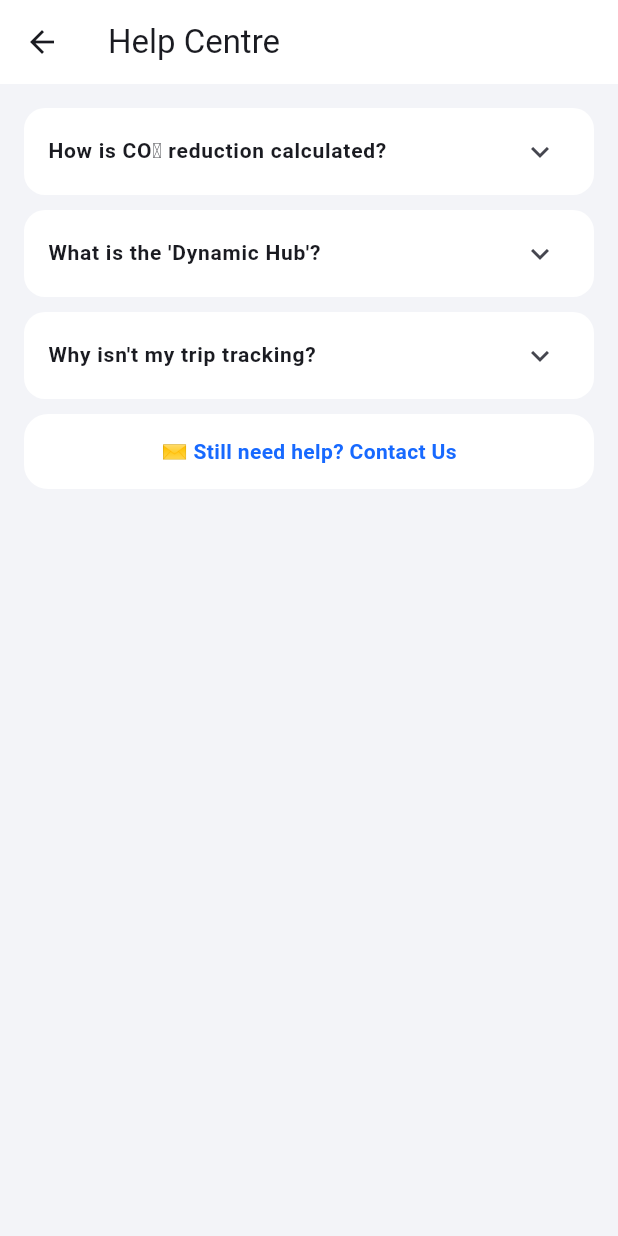
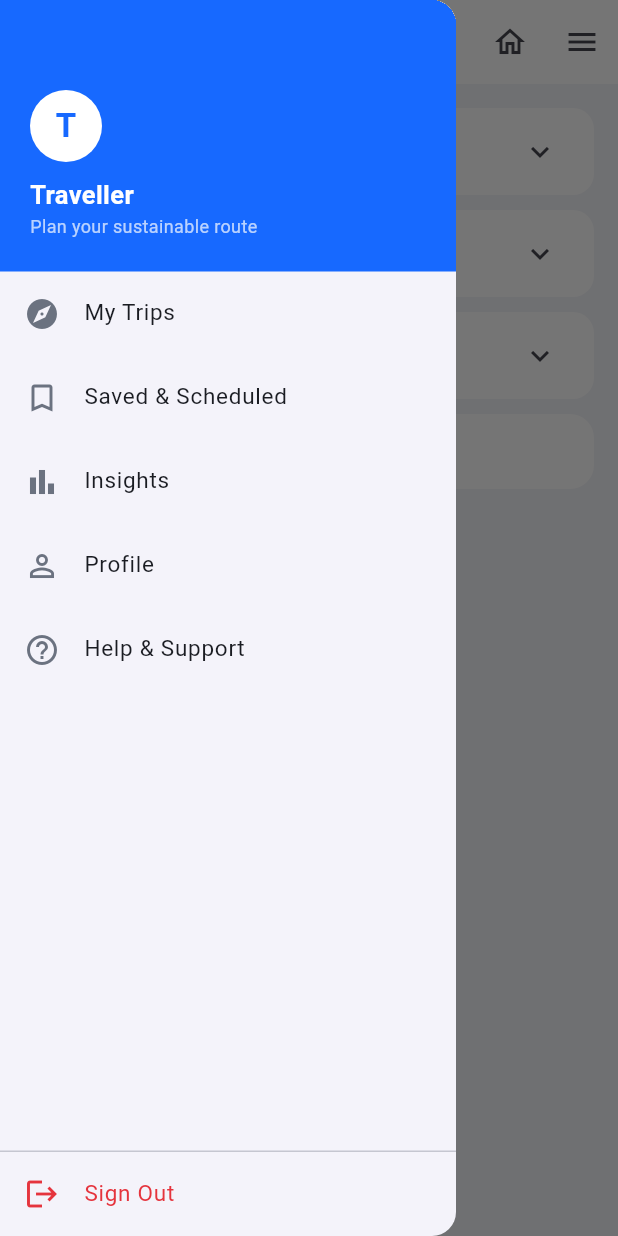
Before and after one commit to irasiii/Travelly, a Flutter app: the HelpScreen screen opened directly, with the side drawer open (before the commit the screen has no drawer), on a phone screen of 412 x 824 dp. Run offline on Flutter 3.47's test engine with Material 3 defaults, Android fonts, the phone set to English and light mode, and no system bars; our stand-ins replace flutter_map, geolocator, hive_flutter, latlong2, shared_preferences; accounts and stored records are empty; network calls fail.

Commit message:
Navigation: burger menu (drawer) + Home button on every screen for easy access to the menu and one-tap return to the landing page

```diff
--- a/lib/screens/details.dart
+++ b/lib/screens/details.dart
@@ -8,6 +8,7 @@ import '../main.dart';
 import '../db.dart';
 import '../models.dart';
 import '../services.dart';
+import 'extras.dart';
 
 class _Step {
   final String icon, title, detail;
@@ -123,7 +124,8 @@ class _TripDetailsScreenState extends State<TripDetailsScreen> {
     final t = app.timesFor(r);
     final pts = r.points;
     return Scaffold(
-      appBar: AppBar(title: const Text('Trip Details'), backgroundColor: Colors.white),
+      appBar: AppBar(title: const Text('Trip Details'), backgroundColor: Colors.white, actions: menuActions(context)),
+      drawer: const AppDrawer(),
       body: Column(children: [
         SizedBox(
           height: MediaQuery.of(context).size.height * 0.28,
--- a/lib/screens/extras.dart
+++ b/lib/screens/extras.dart
@@ -6,6 +6,22 @@ import 'package:intl/intl.dart';
 
 const _ink = Color(0xFF1A1C22);
 const _muted = Color(0xFF6B7280);
+
+/// Home + Menu actions for every screen's AppBar.
+List<Widget> menuActions(BuildContext context) => [
+      IconButton(
+        icon: const Icon(Icons.home_outlined),
+        tooltip: 'Home',
+        onPressed: () => Navigator.popUntil(context, (r) => r.isFirst),
+      ),
+      Builder(
+        builder: (ctx) => IconButton(
+          icon: const Icon(Icons.menu),
+          tooltip: 'Menu',
+          onPressed: () => Scaffold.of(ctx).openDrawer(),
+        ),
+      ),
+    ];
 
 class AppDrawer extends StatelessWidget {
   const AppDrawer({super.key});
@@ -58,7 +74,8 @@ class TripsScreen extends StatelessWidget {
   Widget build(BuildContext context) {
     final trips = Db.tripsForCurrent();
     return Scaffold(
-      appBar: AppBar(title: const Text('My Trips'), backgroundColor: Colors.white),
+      appBar: AppBar(title: const Text('My Trips'), backgroundColor: Colors.white, actions: menuActions(context)),
+      drawer: const AppDrawer(),
       body: trips.isEmpty
           ? const Center(
               child: Column(mainAxisSize: MainAxisSize.min, children: [
@@ -106,7 +123,8 @@ class SavedScreen extends StatelessWidget {
   Widget build(BuildContext context) {
     final app = context.watch<AppState>();
     return Scaffold(
-      appBar: AppBar(title: const Text('Saved & Scheduled'), backgroundColor: Colors.white),
+      appBar: AppBar(title: const Text('Saved & Scheduled'), backgroundColor: Colors.white, actions: menuActions(context)),
+      drawer: const AppDrawer(),
       body: app.scheduled.isEmpty
           ? const Center(
               child: Column(mainAxisSize: MainAxisSize.min, children: [
@@ -153,7 +171,8 @@ class InsightsScreen extends StatelessWidget {
   Widget build(BuildContext context) {
     final months = ['J','F','M','A','M','J','J','A','S','O','N','D'];
     return Scaffold(
-      appBar: AppBar(title: const Text('Your Impact'), backgroundColor: Colors.white),
+      appBar: AppBar(title: const Text('Your Impact'), backgroundColor: Colors.white, actions: menuActions(context)),
+      drawer: const AppDrawer(),
       body: ListView(padding: const EdgeInsets.all(16), children: [
         Container(
           padding: const EdgeInsets.all(18),
@@ -249,7 +268,8 @@ class ProfileScreen extends StatelessWidget {
     final email = (user?['email'] as String?) ?? '';
     final stats = Db.statsForCurrent();
     return Scaffold(
-      appBar: AppBar(title: const Text('Profile'), backgroundColor: Colors.white),
+      appBar: AppBar(title: const Text('Profile'), backgroundColor: Colors.white, actions: menuActions(context)),
+      drawer: const AppDrawer(),
       body: ListView(padding: const EdgeInsets.all(16), children: [
         Row(children: [
           CircleAvatar(radius: 31, backgroundColor: brand, child: Text(name.isNotEmpty ? name[0].toUpperCase() : 'T', style: const TextStyle(color: Colors.white, fontSize: 26, fontWeight: FontWeight.w700))),
@@ -310,7 +330,8 @@ class HelpScreen extends StatelessWidget {
       ['Why isn\'t my trip tracking?', 'Ensure \'Always Allow\' location permissions are enabled in your phone settings so we can track you even when the screen is off.'],
     ];
     return Scaffold(
-      appBar: AppBar(title: const Text('Help Centre'), backgroundColor: Colors.white),
+      appBar: AppBar(title: const Text('Help Centre'), backgroundColor: Colors.white, actions: menuActions(context)),
+      drawer: const AppDrawer(),
       body: ListView(padding: const EdgeInsets.all(16), children: [
         ...faqs.map((f) => Card(
               color: Colors.white,
--- a/lib/screens/plan.dart
+++ b/lib/screens/plan.dart
@@ -5,6 +5,7 @@ import '../main.dart';
 import '../models.dart';
 import '../services.dart';
 import 'routes.dart';
+import 'extras.dart';
 
 class PlanScreen extends StatefulWidget {
   const PlanScreen({super.key});
@@ -116,7 +117,8 @@ class _PlanScreenState extends State<PlanScreen> {
   @override
   Widget build(BuildContext context) {
     return Scaffold(
-      appBar: AppBar(title: const Text('Plan Journey'), backgroundColor: Colors.white),
+      appBar: AppBar(title: const Text('Plan Journey'), backgroundColor: Colors.white, actions: menuActions(context)),
+      drawer: const AppDrawer(),
       body: ListView(
         padding: const EdgeInsets.all(16),
         children: [
--- a/lib/screens/routes.dart
+++ b/lib/screens/routes.dart
@@ -5,6 +5,7 @@ import 'package:latlong2/latlong.dart';
 import '../main.dart';
 import '../models.dart';
 import 'details.dart';
+import 'extras.dart';
 
 class RoutesScreen extends StatelessWidget {
   const RoutesScreen({super.key});
@@ -17,7 +18,8 @@ class RoutesScreen extends StatelessWidget {
     final fastest = app.routes.isNotEmpty ? app.routes.first.points : <LatLng>[];
 
     return Scaffold(
-      appBar: AppBar(title: const Text('My Routes'), backgroundColor: Colors.white),
+      appBar: AppBar(title: const Text('My Routes'), backgroundColor: Colors.white, actions: menuActions(context)),
+      drawer: const AppDrawer(),
       body: Column(
         children: [
           SizedBox(
```
